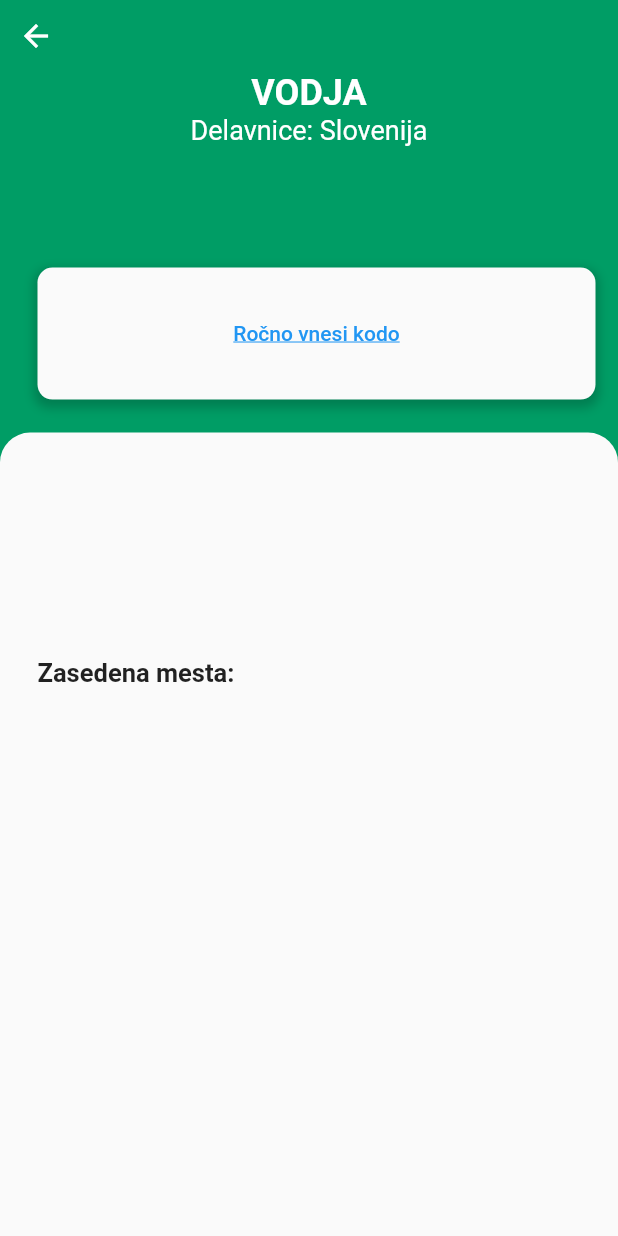
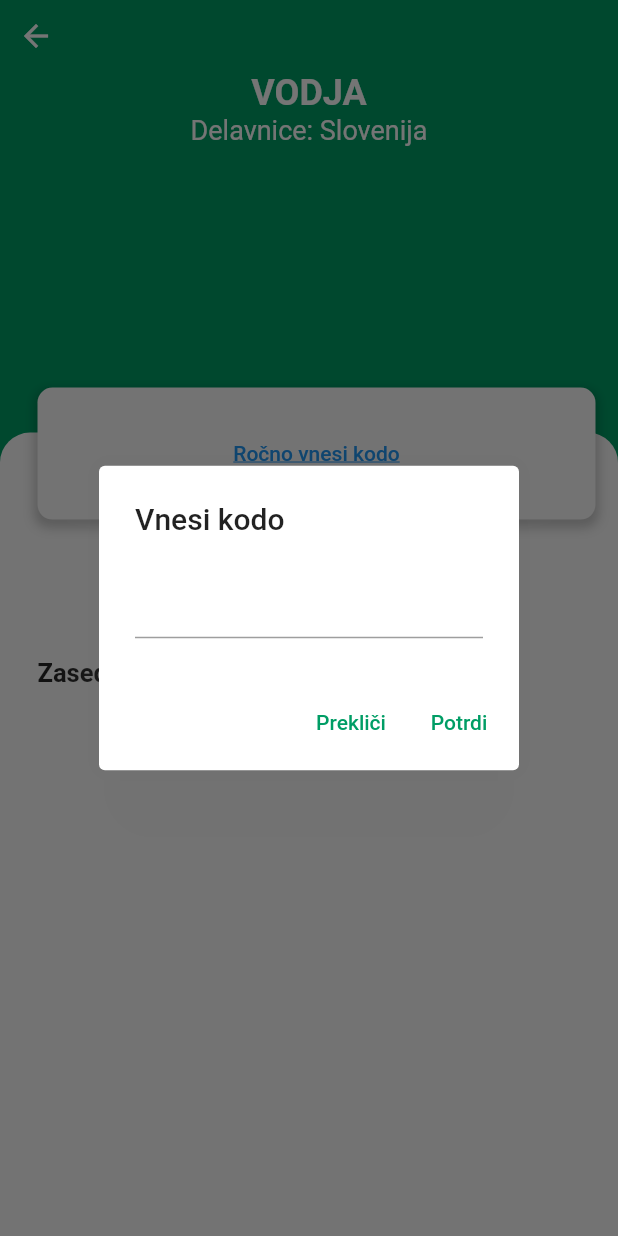
Before and after one commit to SCVApp/SCVAppFlutter, a Flutter app: the EPASAdminHome screen opened directly, after a tap on "Ročno vnesi kodo", on a phone screen of 412 x 824 dp. Run offline on Flutter 3.47's test engine with Material 2 defaults, Android fonts, the phone set to English and light mode, and no system bars; our stand-ins replace babstrap_settings_screen, cached_network_image, connectivity_plus, dots_indicator, flutter_linkify, flutter_redux and 10 more; missing offline and left inert: app_settings, ff_navigation_bar, flutter_picker, flutter_web_auth_2; accounts and stored records are empty; network calls fail.

Commit message:
add approve

```diff
--- a/lib/components/EPAS/adminHome/card.dart
+++ b/lib/components/EPAS/adminHome/card.dart
@@ -1,18 +1,26 @@
 import 'package:flutter/material.dart';
 import 'package:scv_app/components/EPAS/flatingCard.dart';
+import 'package:scv_app/pages/EPAS/style.dart';
 
-Widget EPASAdminHomeCard(BuildContext context, int currentSelectedWorkshopId, Function setCode) {
+Widget EPASAdminHomeCard(
+    BuildContext context, int currentSelectedWorkshopId, Function setCode) {
   int code;
 
   void showInput() {
-    print("showInput");
     showDialog(
         context: context,
         builder: (BuildContext context) {
           return AlertDialog(
             title: Text("Vnesi kodo"),
             content: TextField(
+              cursorColor: EPASStyle.backgroundColor,
               keyboardType: TextInputType.number,
+              decoration: InputDecoration(
+                hintText: "Koda uporabnika",
+                focusedBorder: UnderlineInputBorder(
+                  borderSide: BorderSide(color: EPASStyle.backgroundColor),
+                ),
+              ),
               onChanged: (value) {
                 try {
                   code = int.parse(value);
@@ -26,13 +34,17 @@ Widget EPASAdminHomeCard(BuildContext context, int currentSelectedWorkshopId, Fu
                   onPressed: () {
                     Navigator.pop(context);
                   },
-                  child: Text("Prekliči")),
+                  child: Text(
+                    "Prekliči",
+                    style: TextStyle(color: EPASStyle.backgroundColor),
+                  )),
               TextButton(
                   onPressed: () {
                     Navigator.pop(context);
                     setCode(code);
                   },
-                  child: Text("Potrdi")),
+                  child: Text("Potrdi",
+                      style: TextStyle(color: EPASStyle.backgroundColor))),
             ],
           );
         });
--- a/lib/components/EPAS/adminHome/list.dart
+++ b/lib/components/EPAS/adminHome/list.dart
@@ -7,8 +7,11 @@ import 'package:scv_app/components/EPAS/halfScreenCard.dart';
 import 'package:scv_app/manager/extensionManager.dart';
 import 'package:scv_app/store/AppState.dart';
 
-Widget EPASAdminHomeList(BuildContext context,
-    Function changeSelectedWorkshopId, int currentSelectedWorkshopId, Function setCode) {
+Widget EPASAdminHomeList(
+    BuildContext context,
+    Function changeSelectedWorkshopId,
+    int currentSelectedWorkshopId,
+    Function setCode) {
   return StoreConnector<AppState, ExtensionManager>(
       converter: (store) => store.state.extensionManager,
       builder: (context, extensionManager) {
@@ -42,8 +45,9 @@ Widget EPASAdminHomeList(BuildContext context,
                   ],
                 ),
                 Positioned(
-                  child: EPASAdminHomeCard(context, currentSelectedWorkshopId, setCode),
-                  top: -110,
+                  child: EPASAdminHomeCard(
+                      context, currentSelectedWorkshopId, setCode),
+                  top: -30,
                 )
               ],
             ));
```
Also changed, not shown: lib/pages/EPAS/adminChechView.dart (+49 -11 lines), 1 other file.
